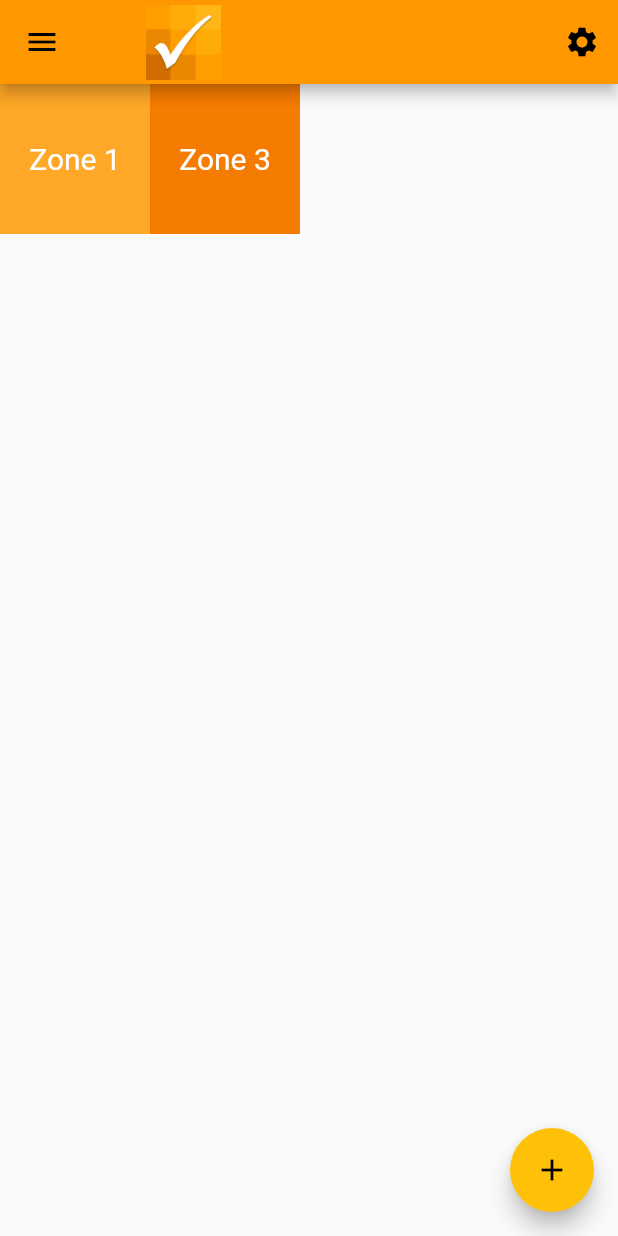
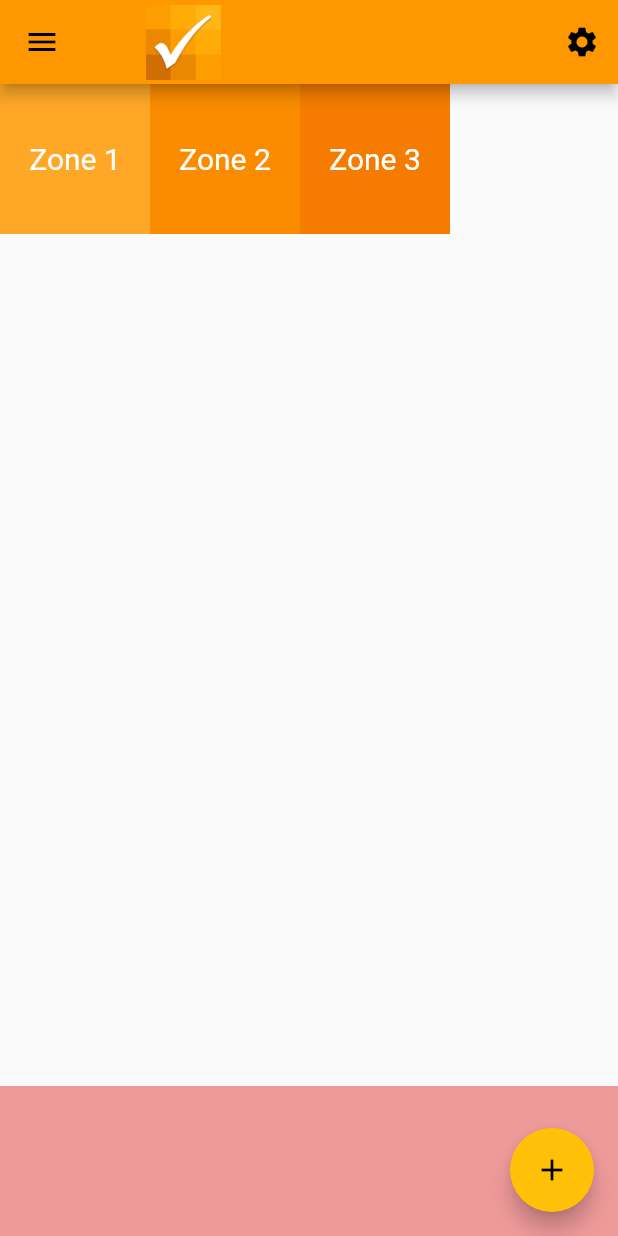
Before and after one commit to olafkotur/checked, a Flutter app: the Home screen opened directly, on a phone screen of 412 x 824 dp. Run offline on Flutter 3.47's test engine with Material 2 defaults, Android fonts, the phone set to English and light mode, and no system bars.

Commit message:
Add deleted feature

```diff
--- a/checked_mobile_application/lib/screens/home.dart
+++ b/checked_mobile_application/lib/screens/home.dart
@@ -56,7 +56,26 @@ class _HomeState extends State<Home> {
         children: <Widget>[
           DragBox(Offset(0.0, 0.0), 'Zone 1', Colors.orange[400]),
           DragBox(Offset(100.0, 0.0), 'Zone 2', Colors.orange[600]),
-          DragBox(Offset(100.0, 0.0), 'Zone 3', Colors.orange[700]),
+          DragBox(Offset(200.0, 0.0), 'Zone 3', Colors.orange[700]),
+          Positioned(
+            left: 0.0,
+            bottom: 0.0,
+            child: DragTarget(
+              builder: (
+                BuildContext context,
+                List<dynamic> accepted,
+                List<dynamic> rejected,
+              ) {
+                return Container(
+                  width: 500.0,
+                  height: 100.0,
+                  decoration: BoxDecoration(
+                    color: accepted.isEmpty ? deletedColor : Colors.red[400],
+                  ),
+                );
+              },
+            ),
+          )
         ],
       ),
       floatingActionButton: FloatingActionButton(
```
